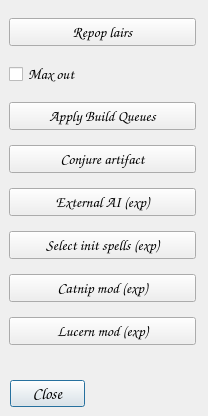
Old version of the form QMoMDialogs/dialogtools.ui in the repository jbalcomb/MoM-RTGT.
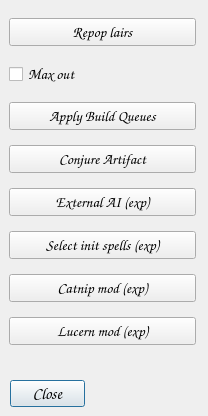
New version of the form. Icons and pictures are not drawn.

Diff of the .ui file:
```diff
--- a/QMoMDialogs/dialogtools.ui
+++ b/QMoMDialogs/dialogtools.ui
@@ -162,7 +162,7 @@
        </font>
       </property>
       <property name="text">
-       <string>Conjure artifact</string>
+       <string>Conjure Artifact</string>
       </property>
       <property name="icon">
        <iconset resource="../Resources/InteractiveGameTweaker.qrc">
```
